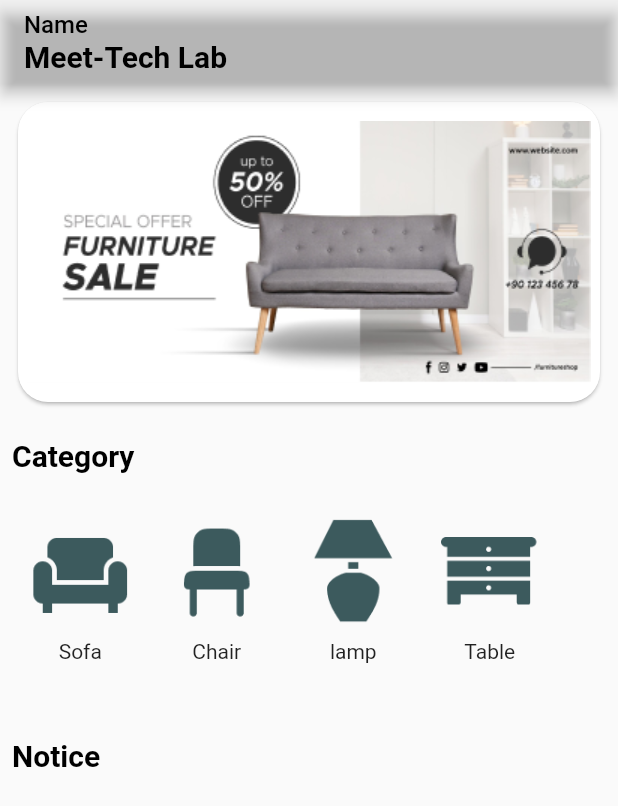
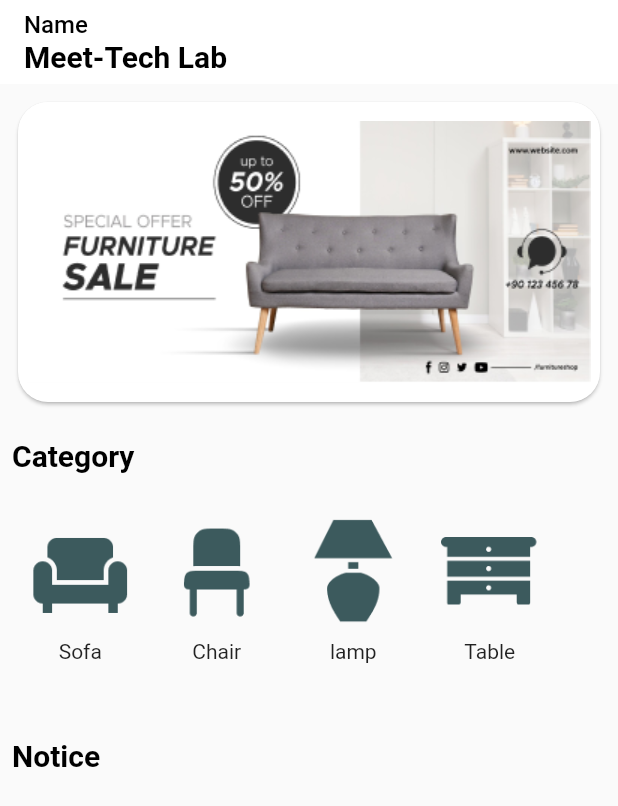
Before and after one commit to Sujoychandradas/ecommarce, a Flutter app: the screen it shows after launch, on a phone screen of 412 x 824 dp. Shown: the top 806 px of the screen. Run offline on Flutter 3.47's test engine with Material 2 defaults, Android fonts, the light colour scheme and no system bars.

Commit message:
Shadow Removed

```diff
--- a/lib/interface/home.dart
+++ b/lib/interface/home.dart
@@ -7,7 +7,8 @@ class Home extends StatelessWidget {
   Widget build(BuildContext context) {
     return Scaffold(
       appBar: AppBar(
-        backgroundColor: Colors.transparent,
+        backgroundColor: Colors.white,
+        elevation: 0,
         title: Column(
           crossAxisAlignment: CrossAxisAlignment.start,
           children: [
```
